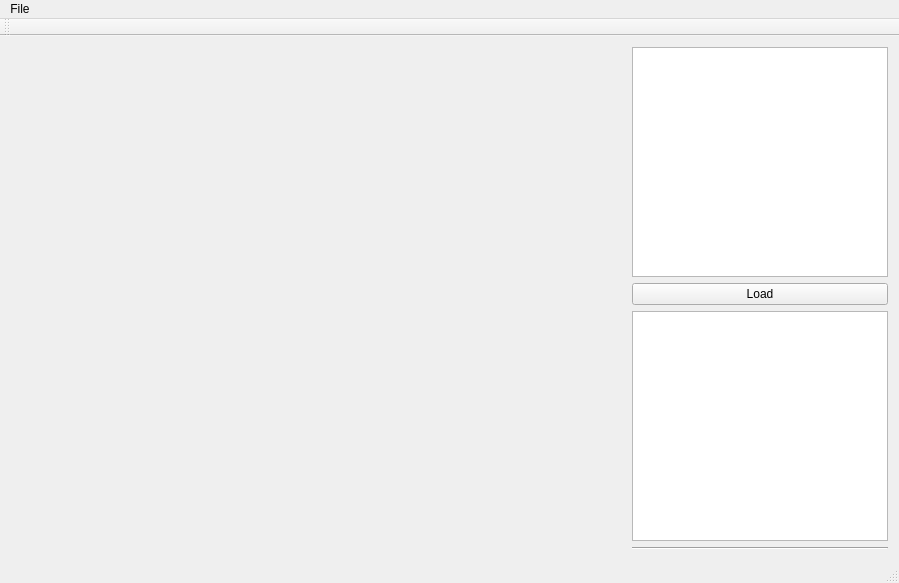
This is ShaderTester/mainwindow.ui in Gomer3261/CSC490-Rendering as Qt 5 draws it before an edit. The edited form follows.
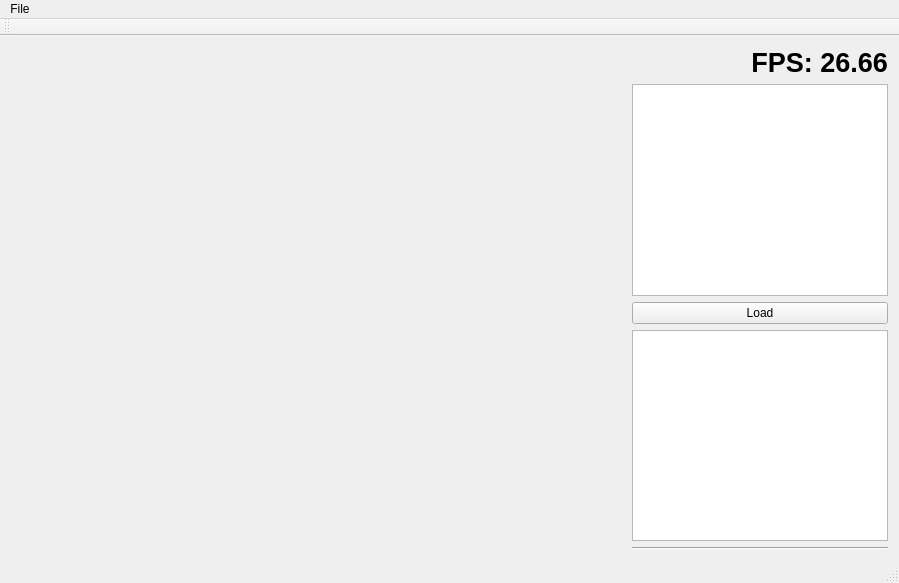
This is the edited form. Custom widgets are drawn as their Qt base class.

The edit to the form file:
```diff
--- a/ShaderTester/mainwindow.ui
+++ b/ShaderTester/mainwindow.ui
@@ -10,6 +10,12 @@
     <height>583</height>
    </rect>
   </property>
+  <property name="sizePolicy">
+   <sizepolicy hsizetype="Minimum" vsizetype="Preferred">
+    <horstretch>0</horstretch>
+    <verstretch>0</verstretch>
+   </sizepolicy>
+  </property>
   <property name="windowTitle">
    <string>MainWindow</string>
   </property>
@@ -27,6 +33,66 @@
     </item>
     <item>
      <layout class="QVBoxLayout" name="verticalLayout">
+      <item>
+       <widget class="QLabel" name="fpslabel">
+        <property name="sizePolicy">
+         <sizepolicy hsizetype="Minimum" vsizetype="Preferred">
+          <horstretch>0</horstretch>
+          <verstretch>0</verstretch>
+         </sizepolicy>
+        </property>
+        <property name="palette">
+         <palette>
+          <active>
+           <colorrole role="Text">
+            <brush brushstyle="SolidPattern">
+             <color alpha="255">
+              <red>166</red>
+              <green>153</green>
+              <blue>0</blue>
+             </color>
+            </brush>
+           </colorrole>
+          </active>
+          <inactive>
+           <colorrole role="Text">
+            <brush brushstyle="SolidPattern">
+             <color alpha="255">
+              <red>166</red>
+              <green>153</green>
+              <blue>0</blue>
+             </color>
+            </brush>
+           </colorrole>
+          </inactive>
+          <disabled>
+           <colorrole role="Text">
+            <brush brushstyle="SolidPattern">
+             <color alpha="255">
+              <red>127</red>
+              <green>127</green>
+              <blue>127</blue>
+             </color>
+            </brush>
+           </colorrole>
+          </disabled>
+         </palette>
+        </property>
+        <property name="font">
+         <font>
+          <pointsize>20</pointsize>
+          <weight>75</weight>
+          <bold>true</bold>
+         </font>
+        </property>
+        <property name="text">
+         <string>FPS: 26.66</string>
+        </property>
+        <property name="alignment">
+         <set>Qt::AlignRight|Qt::AlignTrailing|Qt::AlignVCenter</set>
+        </property>
+       </widget>
+      </item>
       <item>
        <widget class="QListWidget" name="objectList">
         <property name="sizePolicy">
```
Left out of the diff: 96 changed lines with no effect on the pictures.
